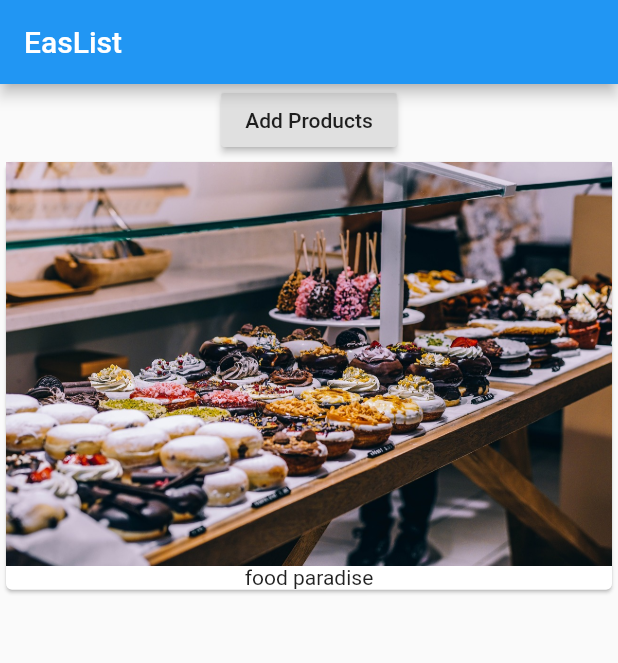
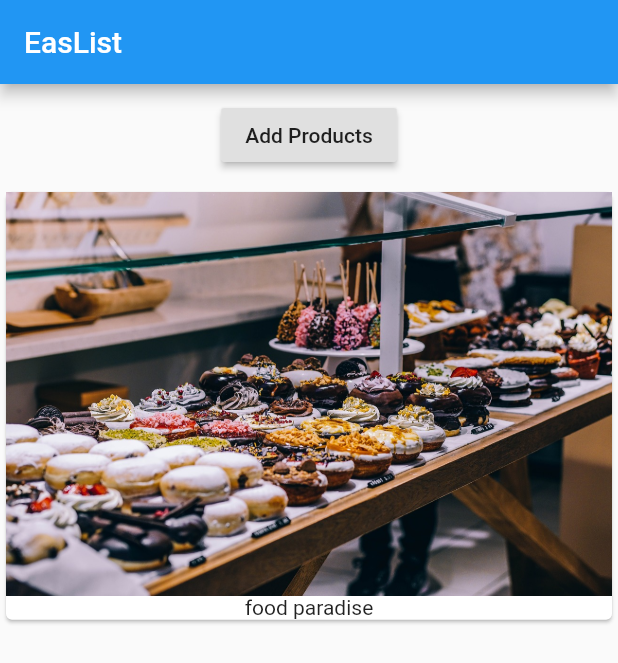
Before and after one commit to peterchege/flutter-app, a Flutter app: the screen it shows after launch, on a phone screen of 412 x 824 dp. Shown: the top 663 px of the screen. Run offline on Flutter 3.47's test engine with Material 2 defaults, Android fonts, the phone set to English and light mode, and no system bars.

Commit message:
adding a container

```diff
--- a/lib/main.dart
+++ b/lib/main.dart
@@ -12,9 +12,12 @@ class MyApp extends StatelessWidget {
           ),
           body: Column(
             children: [
-              RaisedButton(
-                onPressed: () {},
-                child: Text('Add Products'),
+              Container(
+                margin: EdgeInsets.all(10.0),
+                child: RaisedButton(
+                  onPressed: () {},
+                  child: Text('Add Products'),
+                ),
               ),
               Card(
                 child: Column(
```
